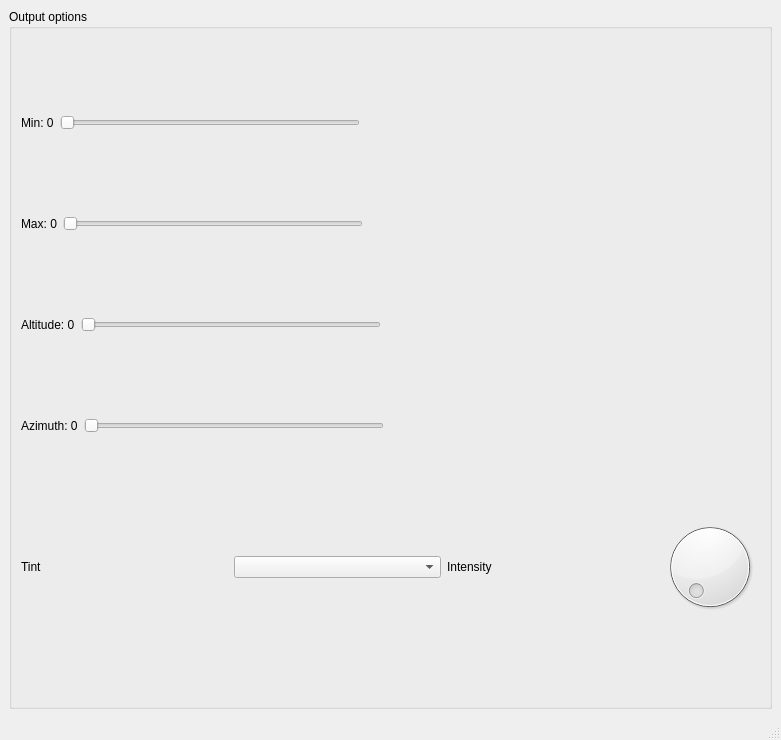
Before: the Qt Designer form simplehill.ui in s-du/SimpleHillshade, drawn with Qt 5.
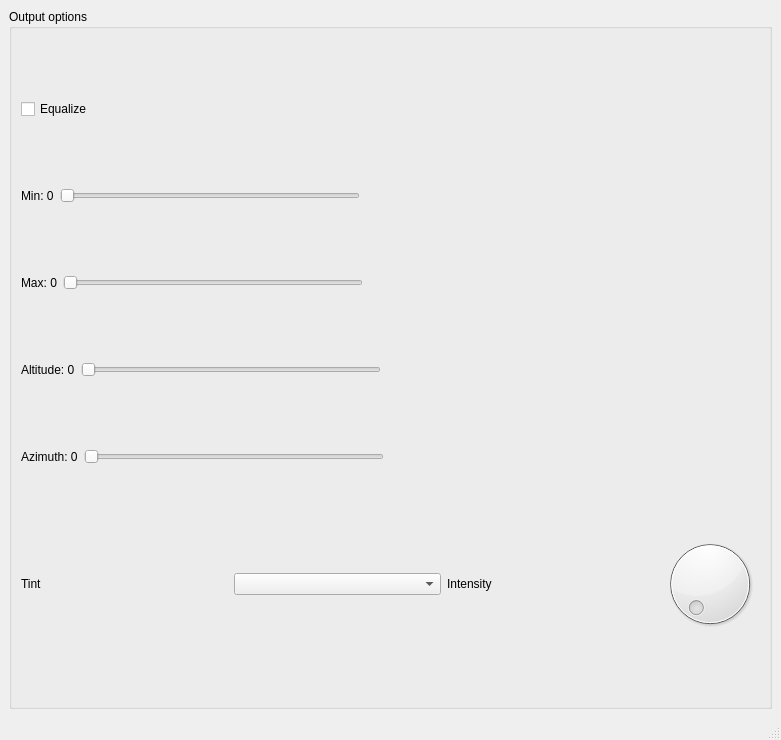
After: the same form once the commit is applied.

Diff of the .ui file:
```diff
--- a/simplehill.ui
+++ b/simplehill.ui
@@ -23,6 +23,13 @@
          <string>Output options</string>
         </property>
         <layout class="QVBoxLayout" name="verticalLayout">
+         <item>
+          <widget class="QCheckBox" name="checkBox">
+           <property name="text">
+            <string>Equalize</string>
+           </property>
+          </widget>
+         </item>
          <item>
           <layout class="QHBoxLayout" name="horizontalLayout_4">
            <item>
```
